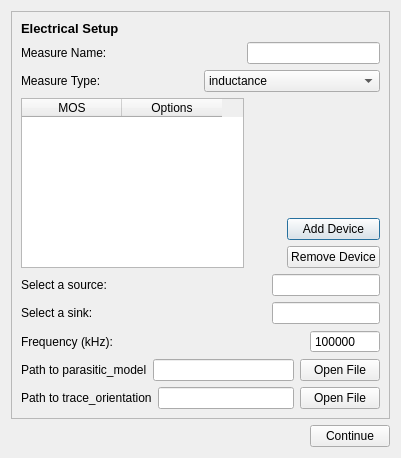
e3da/PowerSynth2-core, file NEW_UI/ui/electricalSetup.ui: the form before one commit.
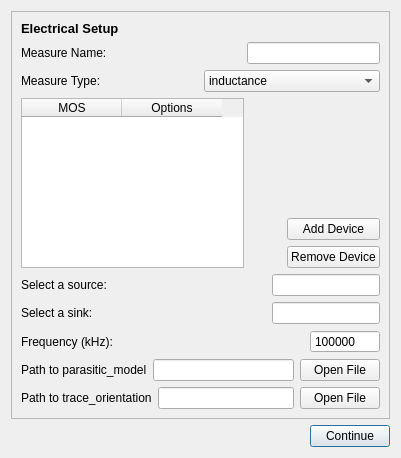
The form after the commit.

```diff
--- a/NEW_UI/ui/electricalSetup.ui
+++ b/NEW_UI/ui/electricalSetup.ui
@@ -332,6 +332,12 @@
        <property name="text">
         <string>Continue</string>
        </property>
+       <property name="default">
+        <bool>true</bool>
+       </property>
+       <property name="flat">
+        <bool>false</bool>
+       </property>
       </widget>
      </item>
     </layout>
```
